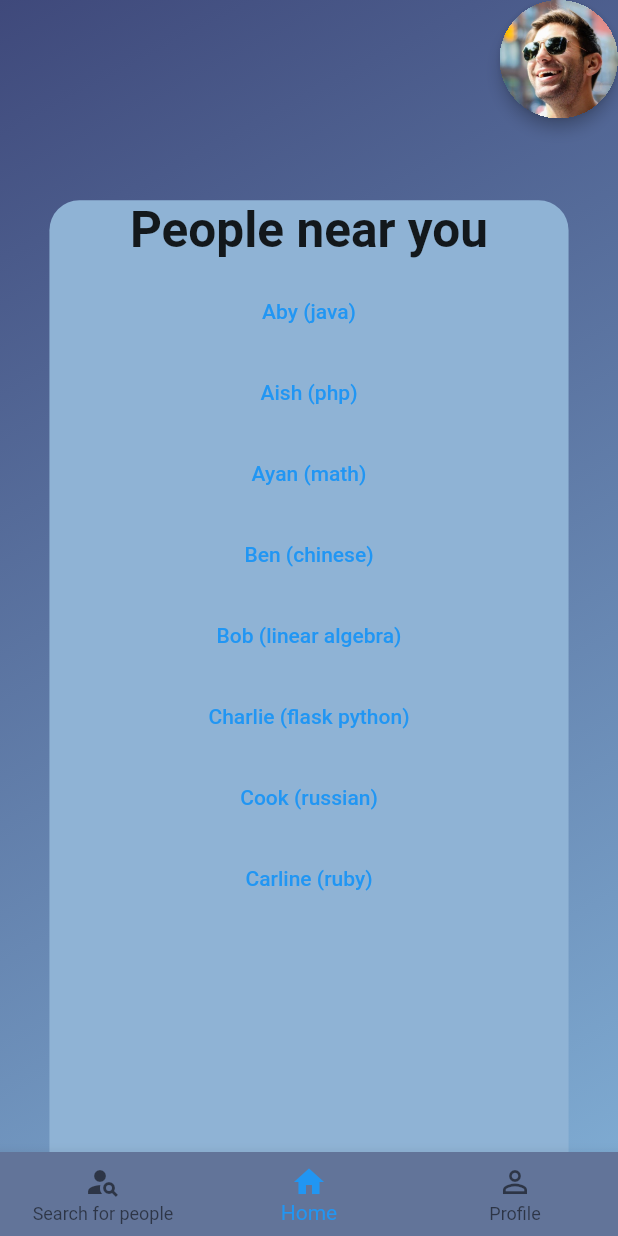
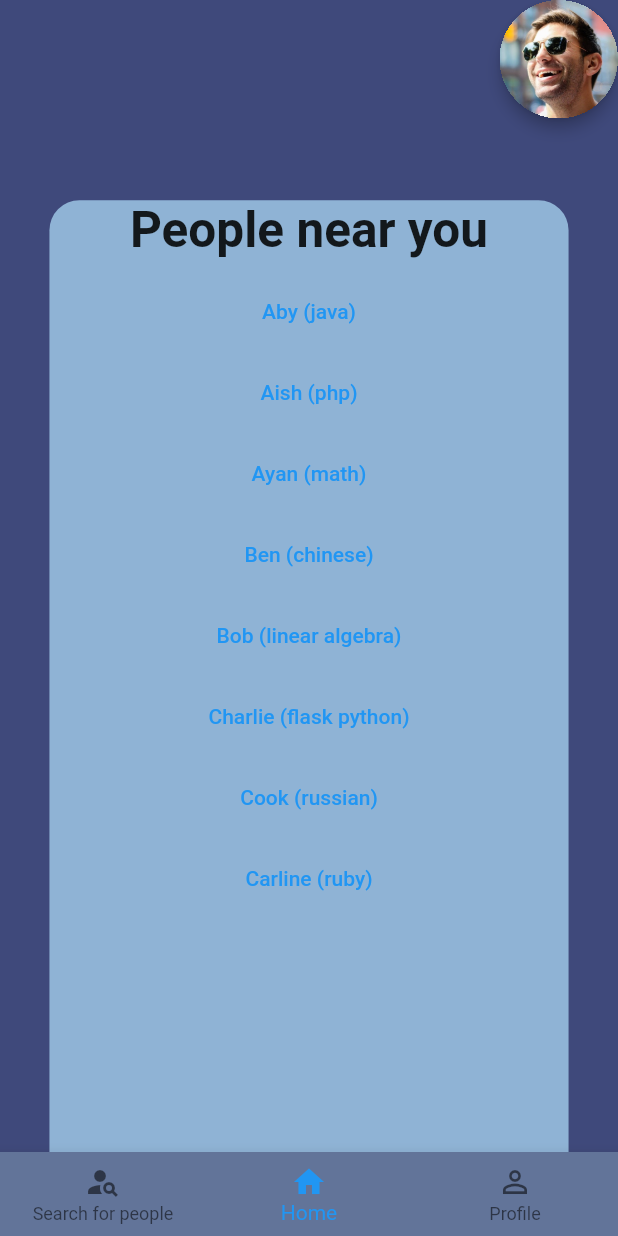
Before and after one commit to kyych/multi_learn, a Flutter app: the SignupScreen screen opened directly, after a tap on "Signup", on a phone screen of 412 x 824 dp. Run offline on Flutter 3.47's test engine with Material 2 defaults, Android fonts, the phone set to English and light mode, and no system bars; our stand-ins replace cloud_firestore, firebase_auth, firebase_core; accounts and stored records are empty; network calls fail.

Commit message:
Get rid of hexcolor package. Change InitScreen navigation for loginScreen and MainScreen.

```diff
--- a/lib/screens/dashboardscreen.dart
+++ b/lib/screens/dashboardscreen.dart
@@ -1,6 +1,5 @@
 import 'package:flutter/cupertino.dart';
 import 'package:flutter/material.dart';
-import 'package:hexcolor/hexcolor.dart';
 import 'package:multi_learn/widgets/peoplenearyou.dart';
 
 class DashBoardScreen extends StatefulWidget {
@@ -13,11 +12,11 @@ class _DashBoardScreen extends State<DashBoardScreen> {
   Widget build(BuildContext context) {
     return Scaffold(
         body: Container(
-            decoration: BoxDecoration(
+            decoration: const BoxDecoration(
                 gradient: LinearGradient(
               begin: Alignment.topLeft,
               end: Alignment.bottomRight,
-              colors: [HexColor('#3F497B'), HexColor('#7EAAD1')],
+              colors: [Color(0xfff3F497B), Color(0xfff3F497B)],
             )),
             child: Column(
               children: [
--- a/lib/screens/loginscreen.dart
+++ b/lib/screens/loginscreen.dart
@@ -2,7 +2,6 @@ import 'dart:developer' as developer;
 
 import 'package:flutter/cupertino.dart';
 import 'package:flutter/material.dart';
-import 'package:hexcolor/hexcolor.dart';
 import 'package:multi_learn/widgets/loginbox.dart';
 
 class LoginScreen extends StatefulWidget {
@@ -15,11 +14,11 @@ class _LoginScreenState extends State<LoginScreen> {
     developer.log('Login screen launched');
     return Scaffold(
         body: Container(
-      decoration: BoxDecoration(
+      decoration: const BoxDecoration(
           gradient: LinearGradient(
         begin: Alignment.topLeft,
         end: Alignment.bottomRight,
-        colors: [HexColor('#3F497B'), HexColor('#7EAAD1')],
+        colors: [Color(0xfff3F497B), Color(0xfff7EAAD1)],
       )),
       child: Column(
         // mainAxisAlignment: MainAxisAlignment.center,
--- a/lib/screens/mainscreen.dart
+++ b/lib/screens/mainscreen.dart
@@ -1,6 +1,5 @@
 import 'package:flutter/cupertino.dart';
 import 'package:flutter/material.dart';
-import 'package:hexcolor/hexcolor.dart';
 import 'package:multi_learn/screens/dashboardscreen.dart';
 import 'package:multi_learn/screens/profilescreen.dart';
 import 'package:multi_learn/screens/searchforpeople.dart';
@@ -74,7 +73,7 @@ class _MainScreenState extends State<MainScreen> {
     return Scaffold(
       body: buildPageView(),
       bottomNavigationBar: BottomNavigationBar(
-        backgroundColor: HexColor("#627499"),
+        backgroundColor: Color(0xfff627499),
         currentIndex: bottomSelectedIndex,
         items: buildBottomNavBarItems(),
         onTap: (index) {
--- a/lib/screens/profilescreen.dart
+++ b/lib/screens/profilescreen.dart
@@ -1,7 +1,6 @@
 import 'package:firebase_auth/firebase_auth.dart';
 import 'package:flutter/cupertino.dart';
 import 'package:flutter/material.dart';
-import 'package:hexcolor/hexcolor.dart';
 import 'package:multi_learn/screens/loginscreen.dart';
 
 class ProfileScreen extends StatefulWidget {
@@ -17,7 +16,7 @@ class _ProfileScreen extends State<ProfileScreen> {
           gradient: LinearGradient(
         begin: Alignment.topLeft,
         end: Alignment.bottomRight,
-        colors: [HexColor("#3F497B"), HexColor("#7EAAD1")],
+        colors: [Color(0xfff3F497B), Color(0xfff7EAAD1)],
       )),
       child: Column(
         children: [
--- a/lib/screens/searchforpeople.dart
+++ b/lib/screens/searchforpeople.dart
@@ -1,6 +1,5 @@
 import 'package:flutter/cupertino.dart';
 import 'package:flutter/material.dart';
-import 'package:hexcolor/hexcolor.dart';
 
 class SearchForPeopleScreen extends StatefulWidget {
   _SearchForPeopleScreen createState() => _SearchForPeopleScreen();
@@ -11,11 +10,11 @@ class _SearchForPeopleScreen extends State<SearchForPeopleScreen> {
   Widget build(BuildContext context) {
     return Scaffold(
         body: Container(
-      decoration: BoxDecoration(
+      decoration: const BoxDecoration(
           gradient: LinearGradient(
         begin: Alignment.topLeft,
         end: Alignment.bottomRight,
-        colors: [HexColor("#3F497B"), HexColor("#7EAAD1")],
+        colors: [Color(0xfff3F497B), Color(0xfff7EAAD1)],
       )),
       child: const Center(child: Text('search')),
     ));
--- a/lib/screens/signupscreen.dart
+++ b/lib/screens/signupscreen.dart
@@ -1,5 +1,4 @@
 import 'package:flutter/material.dart';
-import 'package:hexcolor/hexcolor.dart';
 
 import 'dart:developer' as developer;
 
@@ -15,16 +14,16 @@ class _SignupScreenState extends State<SignupScreen> {
     developer.log('Login screen launched');
     return Scaffold(
         body: Container(
-      decoration: BoxDecoration(
+      decoration: const BoxDecoration(
           gradient: LinearGradient(
         begin: Alignment.topLeft,
         end: Alignment.bottomRight,
-        colors: [HexColor("#3F497B"), HexColor("#7EAAD1")],
+        colors: [Color(0xfff3F497B), Color(0xfff7EAAD1)],
       )),
       child: Column(
         // mainAxisAlignment: MainAxisAlignment.center,
         children: <Widget>[
-          Align(
+          const Align(
             alignment: Alignment.topLeft,
             child: Text(
               'MultiLearn',
@@ -33,7 +32,7 @@ class _SignupScreenState extends State<SignupScreen> {
               ),
             ),
           ),
-          Text(
+          const Text(
             'Signup',
             style: TextStyle(fontSize: 28),
           ),
--- a/lib/widgets/loginbox.dart
+++ b/lib/widgets/loginbox.dart
@@ -1,7 +1,6 @@
 import 'package:firebase_auth/firebase_auth.dart';
 import 'package:flutter/cupertino.dart';
 import 'package:flutter/material.dart';
-import 'package:hexcolor/hexcolor.dart';
 import 'package:multi_learn/screens/mainscreen.dart';
 
 import 'dart:developer' as developer;
@@ -27,8 +26,8 @@ class _LoginBoxState extends State<LoginBox> {
   @override
   Widget build(BuildContext context) {
     return Container(
-      decoration: BoxDecoration(
-        color: HexColor('#8FB3f5'),
+      decoration: const BoxDecoration(
+        color: Color(0xfff8FB3f5),
         borderRadius: BorderRadius.all(Radius.circular(37)),
       ),
       height: 320,
--- a/lib/widgets/navigationBar.dart
+++ b/lib/widgets/navigationBar.dart
@@ -1,6 +1,5 @@
 import 'package:flutter/cupertino.dart';
 import 'package:flutter/material.dart';
-import 'package:hexcolor/hexcolor.dart';
 import 'package:multi_learn/screens/profilescreen.dart';
 
 class NavigationBar extends StatefulWidget {
@@ -13,7 +12,7 @@ class _NavigationBar extends State<NavigationBar> {
   @override
   Widget build(BuildContext context) {
     return BottomNavigationBar(
-      backgroundColor: HexColor("#627499"),
+      backgroundColor: Color(0xfff627499),
       items: const <BottomNavigationBarItem>[
         BottomNavigationBarItem(
           icon: Icon(Icons.person_search),
--- a/lib/widgets/peoplenearyou.dart
+++ b/lib/widgets/peoplenearyou.dart
@@ -1,6 +1,5 @@
 import 'package:flutter/cupertino.dart';
 import 'package:flutter/material.dart';
-import 'package:hexcolor/hexcolor.dart';
 import 'package:multi_learn/widgets/person_widget.dart';
 
 class PeopleNearYou extends StatefulWidget {
@@ -34,7 +33,7 @@ class _PeopleNearYou extends State<PeopleNearYou> {
   Widget build(BuildContext context) {
     return Container(
         decoration: BoxDecoration(
-          color: HexColor("#8FB3D5"),
+          color: Color(0xfff8FB3D5),
           borderRadius: BorderRadius.only(
               topLeft: Radius.circular(20), topRight: Radius.circular(20)),
         ),
--- a/lib/widgets/signupbox.dart
+++ b/lib/widgets/signupbox.dart
@@ -1,7 +1,6 @@
 import 'package:firebase_auth/firebase_auth.dart';
 import 'package:flutter/cupertino.dart';
 import 'package:flutter/material.dart';
-import 'package:hexcolor/hexcolor.dart';
 
 import 'dart:developer' as developer;
 
@@ -27,7 +26,7 @@ class _SignupBoxState extends State<SignupBox> {
   Widget build(BuildContext context) {
     return Container(
       decoration: BoxDecoration(
-        color: HexColor('#8FB3f5'),
+        color: Color(0xfff8FB3f5),
         borderRadius: BorderRadius.all(Radius.circular(37)),
       ),
       height: 320,
```
Also changed, not shown: lib/screens/initscreen.dart (+6 -14 lines).
